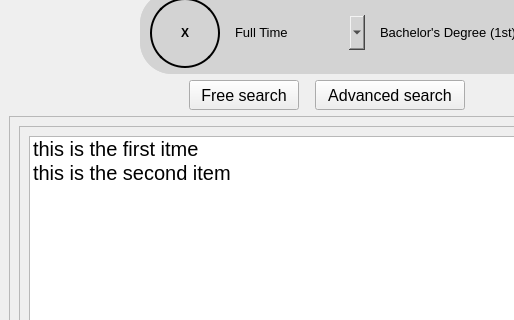
Old version of the form ui/homepage - Copy.ui in the repository IvnGenza/EasyJob_39; both pictures show x 0 to 514 and y 134 to 454 of the 1240 by 720 pixel window.
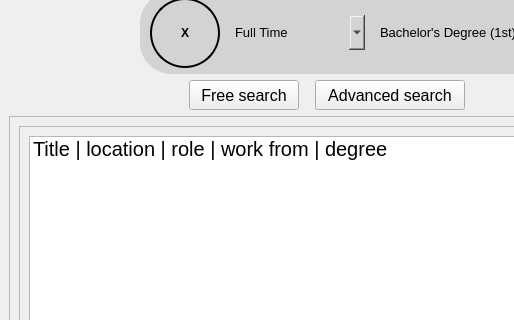
New version of the form.

Diff of the .ui file:
```diff
--- a/ui/homepage - Copy.ui
+++ b/ui/homepage - Copy.ui
@@ -817,12 +817,7 @@
                </property>
                <item>
                 <property name="text">
-                 <string>this is the first itme</string>
-                </property>
-               </item>
-               <item>
-                <property name="text">
-                 <string>this is the second item</string>
+                 <string>Title | location | role | work from | degree </string>
                 </property>
                </item>
               </widget>
```
